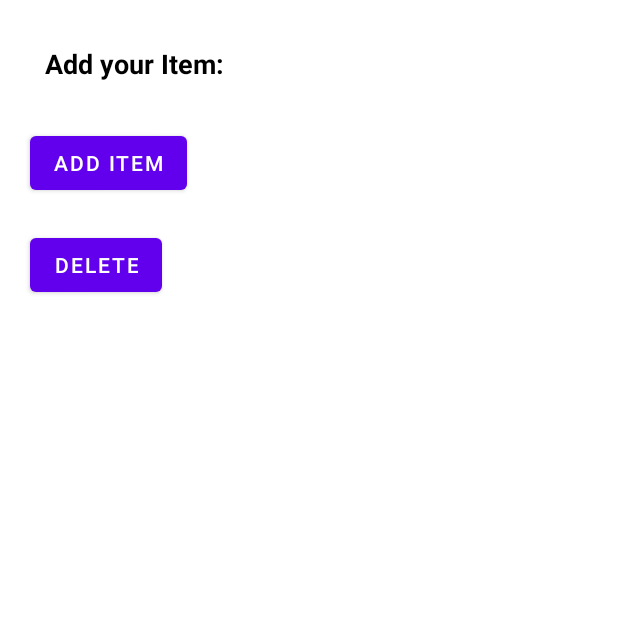
After one commit to TennyV/inventoryManagement, an Android app: the LoginActivity screen opened directly, with no data from a screen before it, on a phone screen of 412 x 824 dp, the top half of it. The commit adds this screen. Run offline under Robolectric (Android 15) with nearby library versions, the phone set to English and light mode, and no system bars; 1 statement that could not run was skipped.

Commit message:
Two screens done, need to fix login and have item and quantity added.

```diff
--- /dev/null
+++ b/app/src/main/java/com/snhu/inventorymanagement/LoginActivity.java
@@ -0,0 +1,31 @@
+package com.snhu.inventorymanagement;
+
+import androidx.appcompat.app.AppCompatActivity;
+
+import android.content.Intent;
+import android.os.Bundle;
+import android.view.View;
+import android.widget.EditText;
+
+public class LoginActivity extends AppCompatActivity {
+
+    EditText addItem;
+    DBHelper myDb;
+
+    @Override
+    protected void onCreate(Bundle savedInstanceState) {
+        super.onCreate(savedInstanceState);
+        setContentView(R.layout.activity_login);
+
+        addItem = findViewById(R.id.addItem);
+        myDb = new DBHelper(this);
+
+        addItem.setOnClickListener(new View.OnClickListener() {
+            @Override
+            public void onClick(View view) {
+                Intent intent = new Intent(getApplicationContext(), HomeActivity.class);
+                startActivity(intent);
+            }
+        });
+    }
+}
--- /dev/null
+++ b/app/src/main/res/layout/activity_login.xml
@@ -0,0 +1,55 @@
+<?xml version="1.0" encoding="utf-8"?>
+<RelativeLayout xmlns:android="http://schemas.android.com/apk/res/android"
+    xmlns:tools="http://schemas.android.com/tools"
+    android:layout_width="match_parent"
+    android:layout_height="match_parent"
+    tools:context=".LoginActivity">
+
+    <EditText
+        android:id="@+id/addItem"
+        android:layout_width="match_parent"
+        android:layout_height="wrap_content"
+        android:layout_marginStart="10dp"
+        android:layout_marginTop="10dp"
+        android:layout_marginEnd="10dp"
+        android:layout_marginBottom="10dp"
+        android:autofillHints="@string/addItem"
+        android:background="#31FFFFFF"
+        android:drawablePadding="20dp"
+        android:hint="@string/addItem"
+        android:inputType="text"
+        android:padding="20dp"
+        android:textColor="@color/black"
+        android:textColorHint="@color/black"
+        android:textStyle="bold"
+        tools:ignore="DuplicateSpeakableTextCheck" />
+
+    <Button
+        android:id="@id/add"
+        android:layout_width="wrap_content"
+        android:layout_height="wrap_content"
+        android:layout_below="@id/addItem"
+        android:layout_marginStart="20dp"
+        android:layout_marginEnd="20dp"
+        android:layout_marginBottom="20dp"
+        android:text="@string/add" />
+
+    <Button
+        android:id="@id/deleteItem"
+        android:layout_width="wrap_content"
+        android:layout_height="wrap_content"
+        android:layout_below="@id/add"
+        android:layout_marginStart="20dp"
+        android:layout_marginEnd="20dp"
+        android:layout_marginBottom="20dp"
+        android:text="@string/deleteItem" />
+    <TextView
+        android:layout_width="wrap_content"
+        android:layout_height="wrap_content"
+        android:layout_below="@id/deleteItem" >
+
+    </TextView>
+
+
+
+</RelativeLayout>
--- a/app/src/main/res/values/strings.xml
+++ b/app/src/main/res/values/strings.xml
@@ -3,4 +3,8 @@
     <string name="username">Username</string>
     <string name="login">LOGIN</string>
     <string name="newUser">Add new User?</string>
+    <string name="password">Password</string>
+    <string name="addItem">Add your Item:</string>
+    <string name="add">Add Item</string>
+    <string name="deleteItem">Delete</string>
 </resources>
```
Also changed, not shown: app/src/main/AndroidManifest.xml (+14 -0 lines), app/src/main/java/com/snhu/inventorymanagement/HomeActivity.java (added, +14 -0 lines), app/src/main/java/com/snhu/inventorymanagement/MainActivity.java (+42 -23 lines), app/src/main/res/layout/activity_home.xml (added, +9 -0 lines), app/src/main/res/layout/activity_main.xml (+17 -14 lines).
